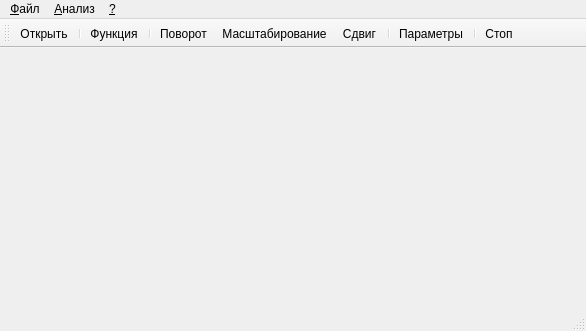
The window that mpp/mainwindow.ui (SeregaGomen/MIRELA) describes before a commit, drawn with Qt 5.
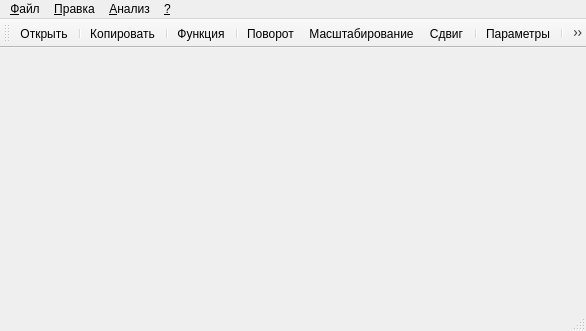
The same window after the commit. Icons and pictures are not drawn.

The edit to the form file:
```diff
--- a/mpp/mainwindow.ui
+++ b/mpp/mainwindow.ui
@@ -56,7 +56,14 @@
     </property>
     <addaction name="actionAbout"/>
    </widget>
+   <widget class="QMenu" name="menu">
+    <property name="title">
+     <string>&amp;Правка</string>
+    </property>
+    <addaction name="actionCopy"/>
+   </widget>
    <addaction name="menuFile"/>
+   <addaction name="menu"/>
    <addaction name="menuAnalyse"/>
    <addaction name="menuHelp"/>
   </widget>
@@ -69,6 +76,8 @@
    </attribute>
    <addaction name="actionOpen"/>
    <addaction name="separator"/>
+   <addaction name="actionCopy"/>
+   <addaction name="separator"/>
    <addaction name="actionAnalyse"/>
    <addaction name="separator"/>
    <addaction name="actionRotate"/>
@@ -227,6 +236,21 @@
     <string>Остановить загрузку данных</string>
    </property>
   </action>
+  <action name="actionCopy">
+   <property name="icon">
+    <iconset resource="mpp.qrc">
+     <normaloff>:/image/copy.png</normaloff>:/image/copy.png</iconset>
+   </property>
+   <property name="text">
+    <string>&amp;Копировать</string>
+   </property>
+   <property name="toolTip">
+    <string>Копировать текущее изображение в буфер обмена</string>
+   </property>
+   <property name="statusTip">
+    <string>Копировать текущее изображение в буфер обмена</string>
+   </property>
+  </action>
  </widget>
  <layoutdefault spacing="6" margin="11"/>
  <resources>
```
Left out of the diff: 17 changed lines with no effect on the pictures.
